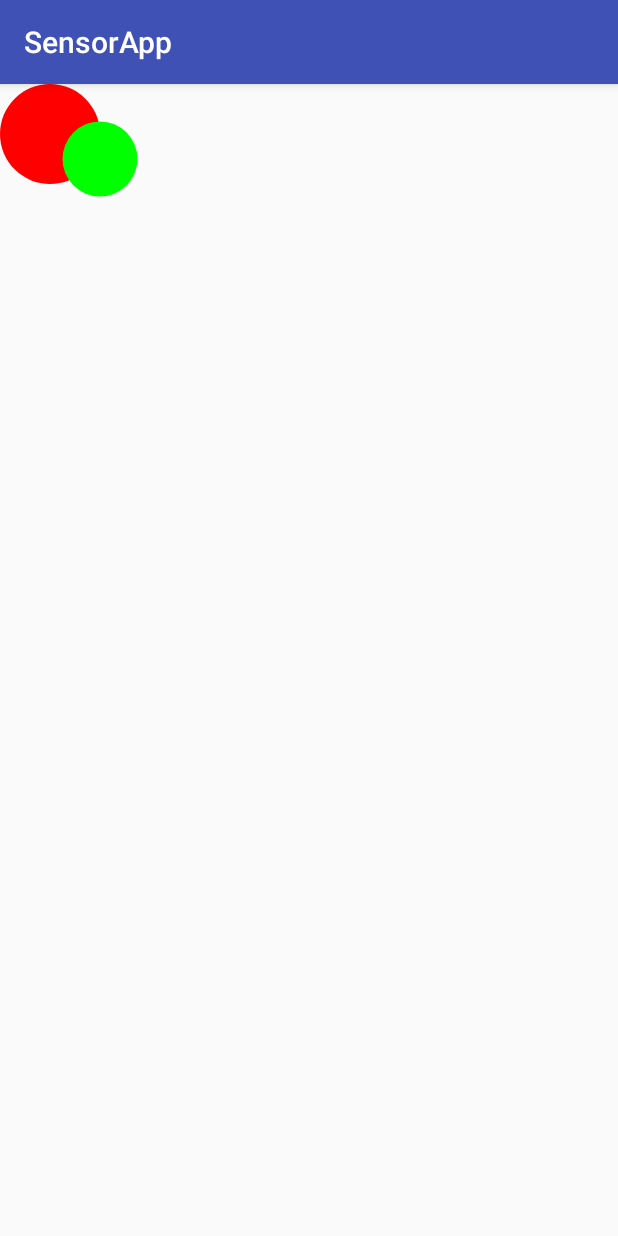
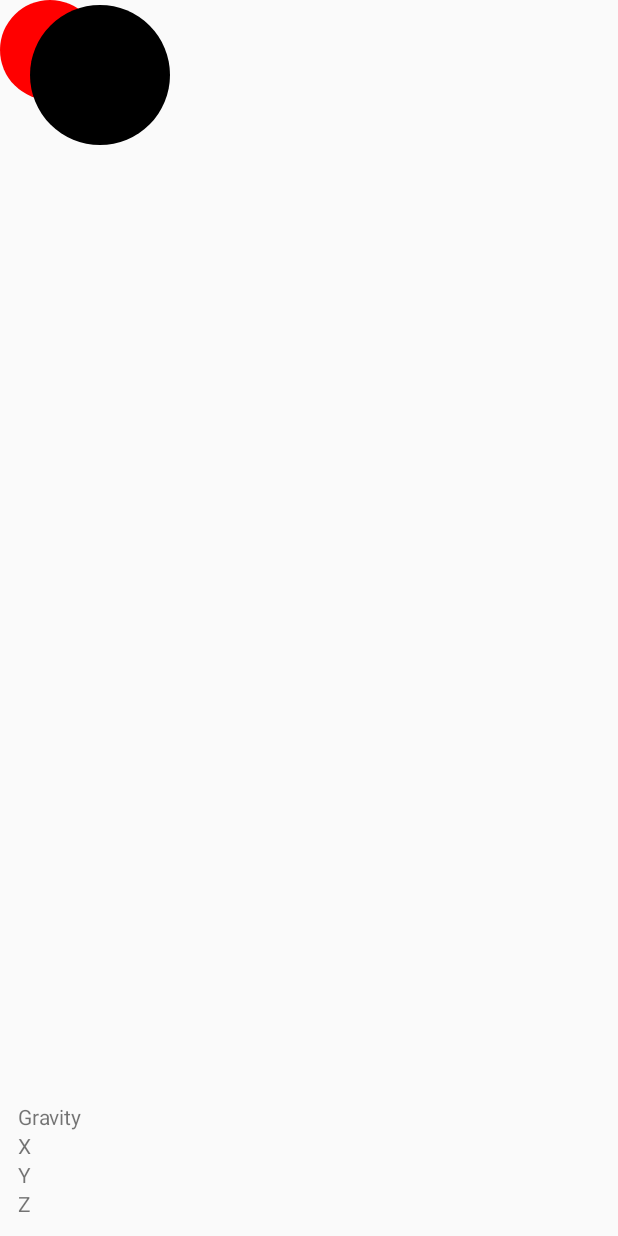
Before and after one commit to XabinCoffee/SensorApp, an Android app: the screen it shows after launch (MainActivity), on a phone screen of 412 x 824 dp. Run offline under Robolectric (Android 15) with nearby library versions, the phone set to English and light mode, and no system bars.

Commit message:
I studied computer engineering for this

```diff
--- a/app/src/main/AndroidManifest.xml
+++ b/app/src/main/AndroidManifest.xml
@@ -9,7 +9,8 @@
         android:roundIcon="@mipmap/ic_launcher_round"
         android:supportsRtl="true"
         android:theme="@style/AppTheme">
-        <activity android:name=".MainActivity">
+        <activity android:name=".MainActivity"
+            android:theme="@style/Theme.AppCompat.DayNight.NoActionBar">
             <intent-filter>
                 <action android:name="android.intent.action.MAIN" />
 
--- a/app/src/main/java/rxabin/eu/sensorapp/MainActivity.java
+++ b/app/src/main/java/rxabin/eu/sensorapp/MainActivity.java
@@ -7,12 +7,17 @@ import android.hardware.Sensor;
 import android.hardware.SensorEvent;
 import android.hardware.SensorEventListener;
 import android.hardware.SensorManager;
+import android.os.Build;
 import android.os.Bundle;
 import android.support.constraint.ConstraintLayout;
 import android.support.v7.app.AppCompatActivity;
 import android.util.AttributeSet;
 import android.view.View;
+import android.view.Window;
+import android.view.WindowManager;
 import android.widget.LinearLayout;
+import android.widget.RelativeLayout;
+import android.widget.TextView;
 
 import java.util.ArrayList;
 import java.util.List;
@@ -24,12 +29,25 @@ public class MainActivity extends AppCompatActivity implements SensorEventListen
     private SensorManager senSensorManager;
     private Sensor senGyroscope;
     private List<Ball> balls = new ArrayList<>();
+    private TextView X_value, Y_value, Z_value;
 
     @Override
     protected void onCreate(Bundle savedInstanceState) {
         super.onCreate(savedInstanceState);
         setContentView(R.layout.activity_main);
-        ConstraintLayout mLayout = findViewById(R.id.main);
+        RelativeLayout mLayout = findViewById(R.id.main);
+
+        X_value = findViewById(R.id.textX);
+        Y_value = findViewById(R.id.textY);
+        Z_value = findViewById(R.id.textZ);
+
+        if (Build.VERSION.SDK_INT >= Build.VERSION_CODES.LOLLIPOP) {
+            Window window = getWindow();
+            window.addFlags(WindowManager.LayoutParams.FLAG_DRAWS_SYSTEM_BAR_BACKGROUNDS);
+            window.setStatusBarColor(getResources().getColor(R.color.transparent));
+            window.setNavigationBarColor(getResources().getColor(R.color.transparent));
+        }
+
 
         senSensorManager = (SensorManager) getSystemService(Context.SENSOR_SERVICE);
         senGyroscope = senSensorManager.getDefaultSensor(Sensor.TYPE_GRAVITY);
@@ -52,19 +70,30 @@ public class MainActivity extends AppCompatActivity implements SensorEventListen
 
         Sensor mySensor = event.sensor;
         if (mySensor.getType() == Sensor.TYPE_GRAVITY) {
-            balls.get(1).setX_speed((float) (event.values[0]*-4));
-            balls.get(1).setY_speed((float) (event.values[1]*4));
+            balls.get(1).setX_speed((float) (event.values[0]*-3.7),event.values[2]);
+            balls.get(1).setY_speed((float) (event.values[1]*3.7),event.values[2]);
 
-            balls.get(0).setX_speed(event.values[0]*-2);
-            balls.get(0).setY_speed(event.values[1]*2);
+            balls.get(0).setX_speed((float) (event.values[0]*-2.3),event.values[2]);
+            balls.get(0).setY_speed((float) (event.values[1]*2.3),event.values[2]);
 
-            balls.get(2).setX_speed(event.values[0]*-1);
-            balls.get(2).setY_speed(event.values[1]*1);
+            balls.get(2).setX_speed((float) (event.values[0]*-0.7),event.values[2]);
+            balls.get(2).setY_speed((float) (event.values[1]*0.7),event.values[2]);
 
-            balls.get(3).setX_speed(event.values[0]*-3);
-            balls.get(3).setY_speed(event.values[1]*3);
+            balls.get(3).setX_speed((float) (event.values[0]*-3.3),event.values[2]);
+            balls.get(3).setY_speed((float) (event.values[1]*3.3),event.values[2]);
 
-            //speed.setText("X: "+ balls.get(1).getX_speed()+ ", Y:" +balls.get(1).getY_speed());
+            balls.get(4).setX_speed(event.values[0]*-4,event.values[2]);
+            balls.get(4).setY_speed(event.values[1]*4,event.values[2]);
+
+            balls.get(5).setX_speed(event.values[0]*-2,event.values[2]);
+            balls.get(5).setY_speed(event.values[1]*2,event.values[2]);
+
+            balls.get(6).setX_speed(event.values[0]*-5,event.values[2]);
+            balls.get(6).setY_speed(event.values[1]*5,event.values[2]);
+
+            X_value.setText("X: " + event.values[0]);
+            Y_value.setText("Y: " + event.values[1]);
+            Z_value.setText("Z: " + event.values[2]);
         }
 
     }
@@ -101,6 +130,9 @@ public class MainActivity extends AppCompatActivity implements SensorEventListen
             balls.add(new Ball(100,75, 50, Color.BLUE));
             balls.add(new Ball(100,75, 20, Color.MAGENTA));
             balls.add(new Ball(100,75, 75, Color.GREEN));
+            balls.add(new Ball(100,75, 60, Color.YELLOW));
+            balls.add(new Ball(100,75, 40, Color.DKGRAY));
+            balls.add(new Ball(100,75, 140, Color.BLACK));
         }
         @Override
         protected void onDraw(Canvas canvas) {
--- a/app/src/main/res/layout/activity_main.xml
+++ b/app/src/main/res/layout/activity_main.xml
@@ -1,5 +1,5 @@
 <?xml version="1.0" encoding="utf-8"?>
-<android.support.constraint.ConstraintLayout xmlns:android="http://schemas.android.com/apk/res/android"
+<RelativeLayout xmlns:android="http://schemas.android.com/apk/res/android"
     xmlns:app="http://schemas.android.com/apk/res-auto"
     xmlns:tools="http://schemas.android.com/tools"
     android:layout_width="match_parent"
@@ -7,4 +7,37 @@
     tools:context="rxabin.eu.sensorapp.MainActivity"
     android:id="@+id/main">
 
-</android.support.constraint.ConstraintLayout>
+    <TextView
+        android:id="@+id/textY"
+        android:layout_width="wrap_content"
+        android:layout_height="wrap_content"
+        android:layout_above="@+id/textZ"
+        android:layout_alignStart="@+id/textZ"
+        android:text="Y" />
+
+    <TextView
+        android:id="@+id/textX"
+        android:layout_width="wrap_content"
+        android:layout_height="wrap_content"
+        android:layout_above="@+id/textY"
+        android:layout_alignStart="@+id/textY"
+        android:text="X" />
+
+    <TextView
+        android:id="@+id/textZ"
+        android:layout_width="wrap_content"
+        android:layout_height="wrap_content"
+        android:layout_alignParentBottom="true"
+        android:layout_alignParentStart="true"
+        android:layout_marginBottom="12dp"
+        android:layout_marginStart="12dp"
+        android:text="Z" />
+
+    <TextView
+        android:id="@+id/gravity"
+        android:layout_width="wrap_content"
+        android:layout_height="wrap_content"
+        android:layout_above="@+id/textX"
+        android:layout_alignStart="@+id/textX"
+        android:text="Gravity" />
+</RelativeLayout>
--- a/app/src/main/res/values/colors.xml
+++ b/app/src/main/res/values/colors.xml
@@ -3,4 +3,5 @@
     <color name="colorPrimary">#3F51B5</color>
     <color name="colorPrimaryDark">#303F9F</color>
     <color name="colorAccent">#FF4081</color>
+    <color name="transparent">#53404040</color>
 </resources>
```
Also changed, not shown: app/src/main/java/rxabin/eu/sensorapp/obj/Ball.java (+4 -4 lines).
